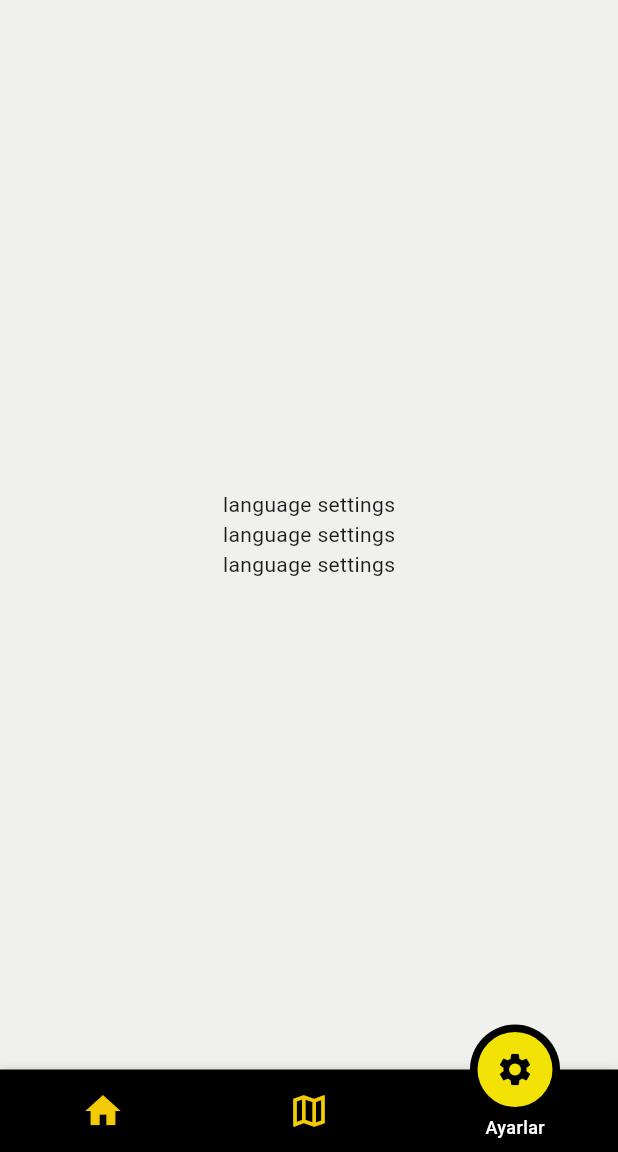
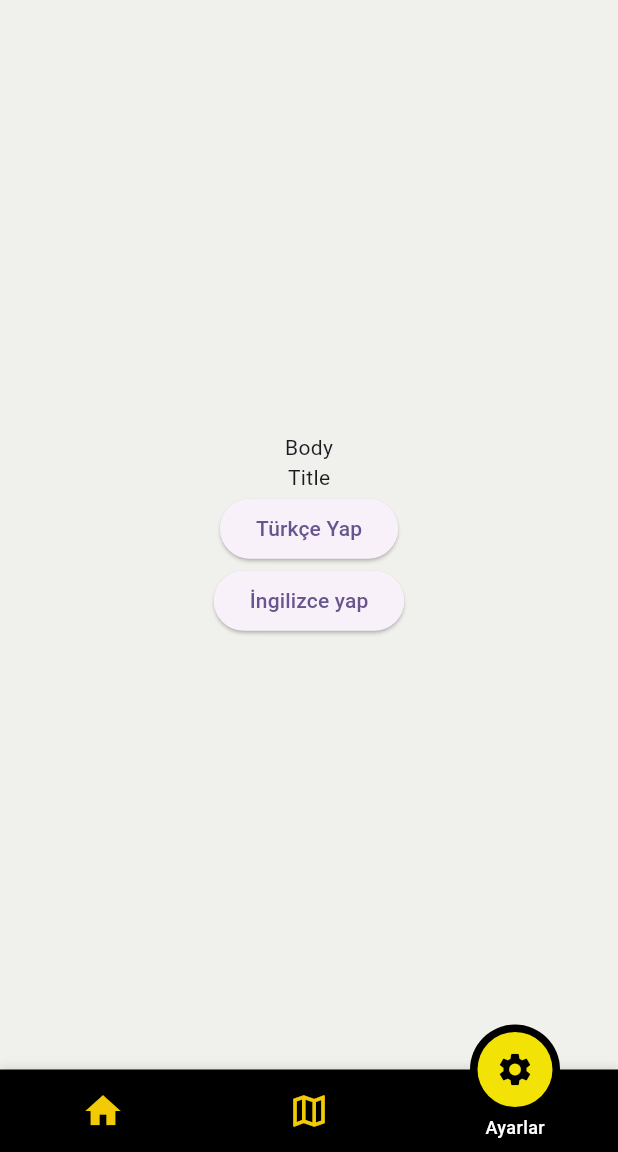
Before and after one commit to MuhammedAliYakisik/BeyTaksi, a Flutter app: the Anasayfa screen opened directly, item 3 of the bottom bar chosen, on a phone screen of 412 x 824 dp, the part 84-1236 px from its top. Run offline on Flutter 3.47's test engine with Material 3 defaults, Android fonts, the phone set to English and light mode, and no system bars; our stand-ins replace dio, easy_localization, flutter_bloc, flutter_spinkit, font_awesome_flutter, gap and 4 more; network calls fail; Roboto replaces fonts that are missing (Baskervville).

Commit message:
Language Support Added

```diff
--- /dev/null
+++ b/assets/langs/en-US.json
@@ -0,0 +1,3 @@
+{
+  "anasayfa":{"title": "Title","body": "Body"}
+}
--- /dev/null
+++ b/assets/langs/tr-TR.json
@@ -0,0 +1,3 @@
+{
+  "anasayfa":{"title": "Başlık","body": "Gövde"}
+}
--- /dev/null
+++ b/devtools_options.yaml
@@ -0,0 +1,3 @@
+description: This file stores settings for Dart & Flutter DevTools.
+documentation: https://docs.flutter.dev/tools/devtools/extensions#configure-extension-enablement-states
+extensions:
--- a/lib/ui/views/AnaSayfa.dart
+++ b/lib/ui/views/AnaSayfa.dart
@@ -13,6 +13,7 @@ import 'package:izmir_taksi/ui/views/SettingsPage.dart';
 import 'package:izmir_taksi/utils/color.dart';
 import 'package:motion_tab_bar/MotionTabBar.dart';
 import 'package:motion_tab_bar/MotionTabBarController.dart';
+import 'package:easy_localization/easy_localization.dart';
 
 class Anasayfa extends StatefulWidget {
   const Anasayfa({super.key});
--- a/lib/ui/views/SearchPage.dart
+++ b/lib/ui/views/SearchPage.dart
@@ -1,5 +1,5 @@
 import 'dart:async';
-
+import 'package:easy_localization/easy_localization.dart';
 import 'package:flutter/cupertino.dart';
 import 'package:flutter/material.dart';
 import 'package:geolocator/geolocator.dart';
--- a/lib/ui/views/SettingsPage.dart
+++ b/lib/ui/views/SettingsPage.dart
@@ -1,6 +1,8 @@
 import 'package:flutter/material.dart';
 import 'package:flutter/services.dart';
+import 'package:izmir_taksi/generated/locale_keys.g.dart';
 import 'package:izmir_taksi/utils/color.dart';
+import 'package:easy_localization/easy_localization.dart';
 
 class Settingspage extends StatefulWidget {
   const Settingspage({super.key});
@@ -21,9 +23,18 @@ class _SettingspageState extends State<Settingspage> {
         child: Column(
           mainAxisAlignment: MainAxisAlignment.center,
           children: [
-            Text("language settings"),
-            Text("language settings"),
-            Text("language settings"),
+
+            Text(LocaleKeys.anasayfa_body.tr()),
+            Text(LocaleKeys.anasayfa_title.tr()),
+
+            ElevatedButton(onPressed: (){
+              context.setLocale(Locale("tr","TR"));
+            }, child: Text("Türkçe Yap")),
+
+            ElevatedButton(onPressed: (){
+              context.setLocale(Locale("en","US"));
+            }, child: Text("İngilizce yap")),
+
           ],
         ),
       ),
--- a/lib/ui/views/SplashScreen.dart
+++ b/lib/ui/views/SplashScreen.dart
@@ -1,6 +1,8 @@
 import 'package:flutter/material.dart';
+import 'package:izmir_taksi/generated/locale_keys.g.dart';
 import 'package:izmir_taksi/ui/views/AnaSayfa.dart';
 import 'package:izmir_taksi/utils/color.dart';
+import 'package:easy_localization/easy_localization.dart';
 
 class Splashscreen extends StatefulWidget {
   const Splashscreen({super.key});
@@ -95,7 +97,7 @@ class _SplashscreenState extends State<Splashscreen> with TickerProviderStateMix
                 ),
               ),
             ),
-            const SizedBox(height: 40), // Boşluk burada eklendi
+            const SizedBox(height: 40),
             Stack(
               alignment: Alignment.center,
               children: [
--- a/pubspec.yaml
+++ b/pubspec.yaml
@@ -40,6 +40,7 @@ dependencies:
   google_maps_flutter: ^2.1.1
   http: ^1.2.2
   gap: ^3.0.1
+  easy_localization: ^3.0.7
 
 
   # The following adds the Cupertino Icons font to your application.
@@ -72,6 +73,8 @@ flutter:
   assets:
   - assets/
   - assets/taxiBlack.png
+  - assets/langs/en-US.json
+  - assets/langs/tr-TR.json
 
   #   - images/a_dot_ham.jpeg
 
```
Also changed, not shown: lib/main.dart (+16 -3 lines), lib/generated/locale_keys.g.dart (added), pubspec.lock, 1 other file.
